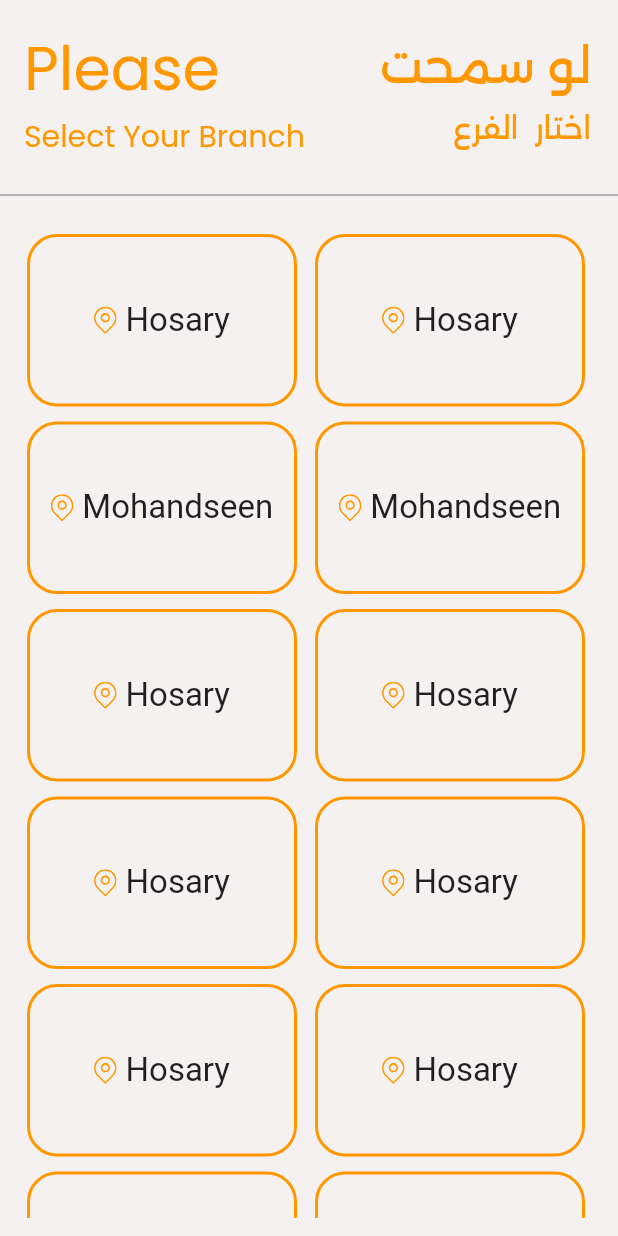
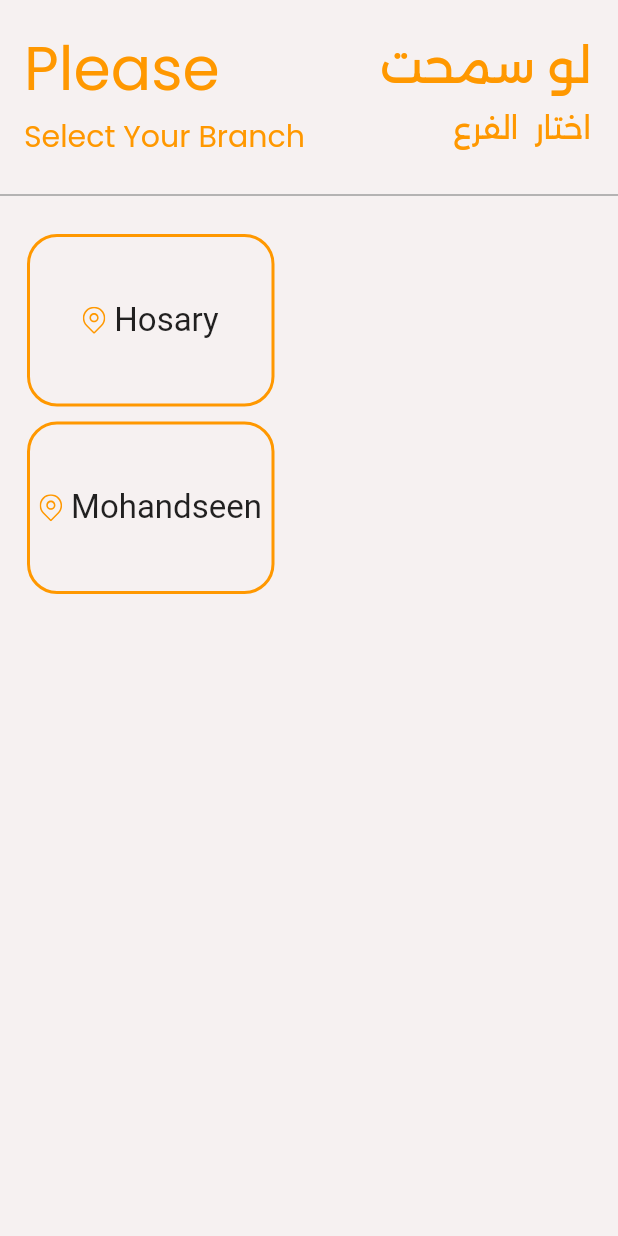
Before and after one commit to marcoemad02/souchi, a Flutter app: the screen it shows after launch, on a phone screen of 412 x 824 dp. Run offline on Flutter 3.47's test engine with Material 2 defaults, Android fonts, the phone set to English and light mode, and no system bars; our stand-ins replace cloud_firestore, firebase_core, flutter_svg, get, go_router; accounts and stored records are empty.

```diff
--- a/lib/views/pages/BranchPage/branch_view.dart
+++ b/lib/views/pages/BranchPage/branch_view.dart
@@ -12,9 +12,10 @@ class BranchScreen extends StatelessWidget {
   Widget build(BuildContext context) {
     return  Scaffold(
       body: Column(
+
         children: [
           SelectBranch(),
-          Expanded(child: Body()),
+          const Expanded(child: Body()),
         ],
       ),
 
--- a/lib/views/pages/BranchPage/elements/body.dart
+++ b/lib/views/pages/BranchPage/elements/body.dart
@@ -39,43 +39,43 @@ class Body extends StatelessWidget {
                       height: 10,
                     ),
 
-                    BranchWidget(
-                        streamBranch: FirebaseFirestore.instance
-                            .collection('HosaryShopItems')
-                            .snapshots(),
-                        branchName: 'Hosary',
-                        branchId: 1),
-                    const SizedBox(
-                      height: 10,
-                    ),
-
-                    BranchWidget(
-                        streamBranch: FirebaseFirestore.instance
-                            .collection('HosaryShopItems')
-                            .snapshots(),
-                        branchName: 'Hosary',
-                        branchId: 1),
-                    const SizedBox(
-                      height: 10,
-                    ),
-                    BranchWidget(
-                        streamBranch: FirebaseFirestore.instance
-                            .collection('HosaryShopItems')
-                            .snapshots(),
-                        branchName: 'Hosary',
-                        branchId: 1),
-                    const SizedBox(
-                      height: 10,
-                    ),
-                    BranchWidget(
-                        streamBranch: FirebaseFirestore.instance
-                            .collection('HosaryShopItems')
-                            .snapshots(),
-                        branchName: 'Hosary',
-                        branchId: 1),
-                    const SizedBox(
-                      height: 10,
-                    ),
+                    // BranchWidget(
+                    //     streamBranch: FirebaseFirestore.instance
+                    //         .collection('HosaryShopItems')
+                    //         .snapshots(),
+                    //     branchName: 'Hosary',
+                    //     branchId: 1),
+                    // const SizedBox(
+                    //   height: 10,
+                    // ),
+                    //
+                    // BranchWidget(
+                    //     streamBranch: FirebaseFirestore.instance
+                    //         .collection('HosaryShopItems')
+                    //         .snapshots(),
+                    //     branchName: 'Hosary',
+                    //     branchId: 1),
+                    // const SizedBox(
+                    //   height: 10,
+                    // ),
+                    // BranchWidget(
+                    //     streamBranch: FirebaseFirestore.instance
+                    //         .collection('HosaryShopItems')
+                    //         .snapshots(),
+                    //     branchName: 'Hosary',
+                    //     branchId: 1),
+                    // const SizedBox(
+                    //   height: 10,
+                    // ),
+                    // BranchWidget(
+                    //     streamBranch: FirebaseFirestore.instance
+                    //         .collection('HosaryShopItems')
+                    //         .snapshots(),
+                    //     branchName: 'Hosary',
+                    //     branchId: 1),
+                    // const SizedBox(
+                    //   height: 10,
+                    // ),
 
 
                   ],
@@ -85,71 +85,71 @@ class Body extends StatelessWidget {
 
 
 
-              Padding(
-                padding: const EdgeInsets.all(6.0),
-                child: Column(
-                  children: [
-                    BranchWidget(
-                        streamBranch: FirebaseFirestore.instance
-                            .collection('HosaryShopItems')
-                            .snapshots(),
-                        branchName: 'Hosary',
-                        branchId: 1),
-                    const SizedBox(
-                      height: 10,
-                    ),
-                    BranchWidget(
-                        streamBranch: FirebaseFirestore.instance
-                            .collection('MohandseenShopItems')
-                            .snapshots(),
-                        branchName: 'Mohandseen',
-                        branchId: 2),
-                    const SizedBox(
-                      height: 10,
-                    ),
-
-                    BranchWidget(
-                        streamBranch: FirebaseFirestore.instance
-                            .collection('HosaryShopItems')
-                            .snapshots(),
-                        branchName: 'Hosary',
-                        branchId: 1),
-                    const SizedBox(
-                      height: 10,
-                    ),
-
-                    BranchWidget(
-                        streamBranch: FirebaseFirestore.instance
-                            .collection('HosaryShopItems')
-                            .snapshots(),
-                        branchName: 'Hosary',
-                        branchId: 1),
-                    const SizedBox(
-                      height: 10,
-                    ),
-                    BranchWidget(
-                        streamBranch: FirebaseFirestore.instance
-                            .collection('HosaryShopItems')
-                            .snapshots(),
-                        branchName: 'Hosary',
-                        branchId: 1),
-                    const SizedBox(
-                      height: 10,
-                    ),
-                    BranchWidget(
-                        streamBranch: FirebaseFirestore.instance
-                            .collection('HosaryShopItems')
-                            .snapshots(),
-                        branchName: 'Hosary',
-                        branchId: 1),
-                    const SizedBox(
-                      height: 10,
-                    ),
-
-
-                  ],
-                ),
-              ),
+              // Padding(
+              //   padding: const EdgeInsets.all(6.0),
+              //   child: Column(
+              //     children: [
+              //       BranchWidget(
+              //           streamBranch: FirebaseFirestore.instance
+              //               .collection('HosaryShopItems')
+              //               .snapshots(),
+              //           branchName: 'Hosary',
+              //           branchId: 1),
+              //       const SizedBox(
+              //         height: 10,
+              //       ),
+              //       BranchWidget(
+              //           streamBranch: FirebaseFirestore.instance
+              //               .collection('MohandseenShopItems')
+              //               .snapshots(),
+              //           branchName: 'Mohandseen',
+              //           branchId: 2),
+              //       const SizedBox(
+              //         height: 10,
+              //       ),
+              //
+              //       BranchWidget(
+              //           streamBranch: FirebaseFirestore.instance
+              //               .collection('HosaryShopItems')
+              //               .snapshots(),
+              //           branchName: 'Hosary',
+              //           branchId: 1),
+              //       const SizedBox(
+              //         height: 10,
+              //       ),
+              //
+              //       BranchWidget(
+              //           streamBranch: FirebaseFirestore.instance
+              //               .collection('HosaryShopItems')
+              //               .snapshots(),
+              //           branchName: 'Hosary',
+              //           branchId: 1),
+              //       const SizedBox(
+              //         height: 10,
+              //       ),
+              //       BranchWidget(
+              //           streamBranch: FirebaseFirestore.instance
+              //               .collection('HosaryShopItems')
+              //               .snapshots(),
+              //           branchName: 'Hosary',
+              //           branchId: 1),
+              //       const SizedBox(
+              //         height: 10,
+              //       ),
+              //       BranchWidget(
+              //           streamBranch: FirebaseFirestore.instance
+              //               .collection('HosaryShopItems')
+              //               .snapshots(),
+              //           branchName: 'Hosary',
+              //           branchId: 1),
+              //       const SizedBox(
+              //         height: 10,
+              //       ),
+              //
+              //
+              //     ],
+              //   ),
+              // ),
             ],
           ),
         ),
--- a/lib/views/widgets/branch_widget.dart
+++ b/lib/views/widgets/branch_widget.dart
@@ -23,7 +23,7 @@ class BranchWidget extends StatelessWidget {
       },
       child:Container(
         height: 115,
-        width: 180,
+        width: 165,
         decoration: BoxDecoration(
           borderRadius: BorderRadius.circular(20),
           border: Border.all(
@@ -42,7 +42,7 @@ class BranchWidget extends StatelessWidget {
                  color: Colors.orange,
                 ),
               ),
-              SizedBox(width: 6,),
+              const SizedBox(width: 6,),
               Container(
                 child: Text(
                   branchName,
--- a/lib/views/widgets/shop_product_list.dart
+++ b/lib/views/widgets/shop_product_list.dart
@@ -36,7 +36,7 @@ class ShopProductList extends StatelessWidget {
             gridDelegate: const SliverGridDelegateWithFixedCrossAxisCount(
                 crossAxisCount: 2, mainAxisSpacing: 5, mainAxisExtent: 350),
             itemBuilder: (context, index) {
-              return CustomProdctItem(productObj: data.docs[index],id: data.docs[index]['docId'],isActive: data.docs[index]['active'],idb: branchId ,); // not real idb number
+              return CustomProdctItem(productObj: data.docs[index],id: data.docs[index]['docId'],isActive: data.docs[index]['active'],idb: branchId ,idInt: data.docs[index]['id'],); // not real idb number
 
             },
 
```
Also changed, not shown: lib/core/view_model/product_Controller.dart (+18 -3 lines), lib/views/pages/CartPage/elements/body.dart (+11 -8 lines), lib/views/widgets/custom_product_Item.dart (+63 -10 lines).
